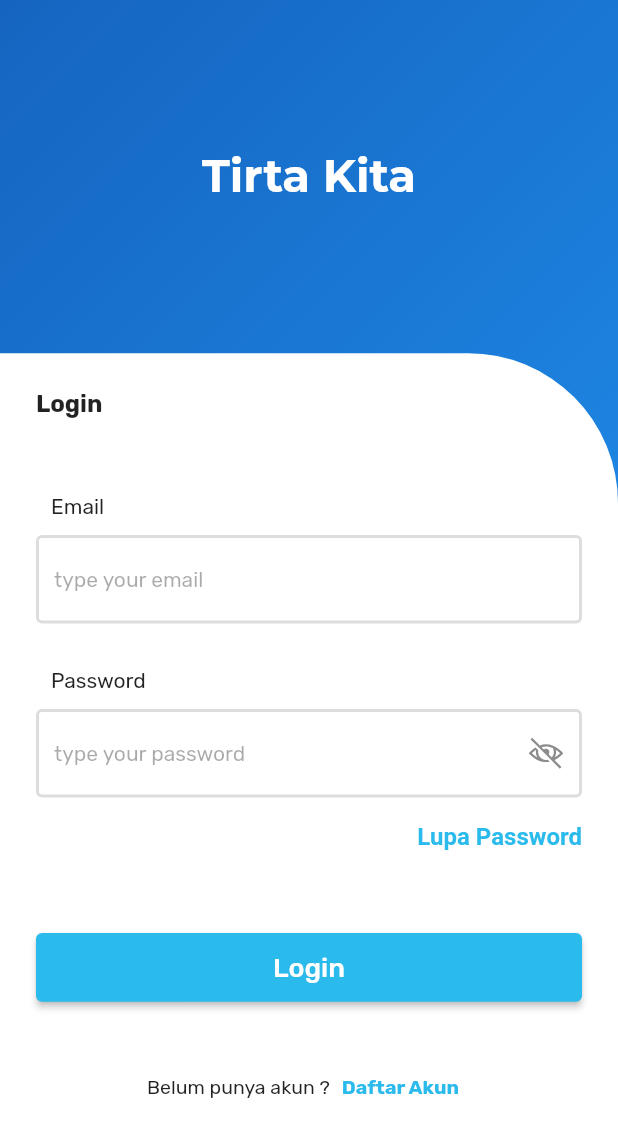
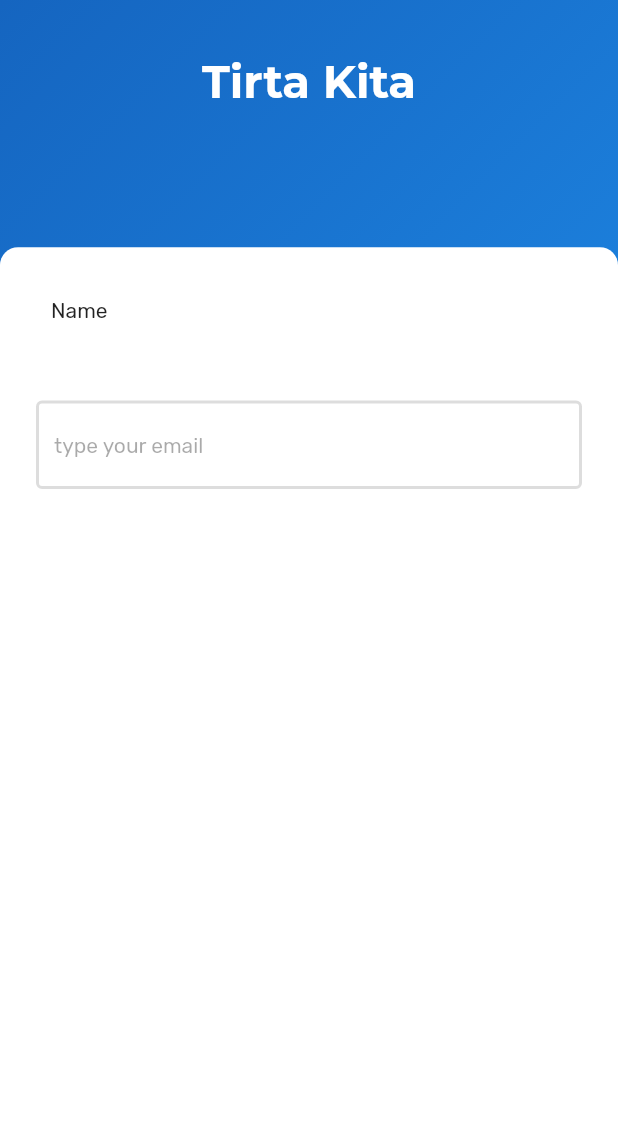
Before and after one commit to zanuar35/tirta_kita, a Flutter app: the screen it shows after launch, on a phone screen of 412 x 824 dp. Shown: the top 1137 px of the screen. Run offline on Flutter 3.47's test engine with Material 2 defaults, Android fonts, the phone set to English and light mode, and no system bars; our stand-ins replace google_fonts, line_icons.

Commit message:
add sign up screen

```diff
--- a/lib/main.dart
+++ b/lib/main.dart
@@ -1,5 +1,6 @@
 import 'package:flutter/material.dart';
 import 'package:tirta_kita/screen/login_screen/login_screen.dart';
+import 'package:tirta_kita/screen/sign_up/sign_up_screen.dart';
 
 void main() {
   runApp(MyApp());
@@ -13,7 +14,7 @@ class MyApp extends StatelessWidget {
       theme: ThemeData(
         primarySwatch: Colors.blue,
       ),
-      home: LoginScreen(),
+      home: SignUpScreen(),
     );
   }
 }
--- a/lib/screen/login_screen/login_screen.dart
+++ b/lib/screen/login_screen/login_screen.dart
@@ -1,6 +1,7 @@
 import 'package:flutter/material.dart';
 import 'package:google_fonts/google_fonts.dart';
 import 'package:line_icons/line_icons.dart';
+import 'package:tirta_kita/shared/widget/input_text.dart';
 import 'package:tirta_kita/shared/widget/label_text.dart';
 
 import 'widget/loginBtn.dart';
@@ -60,8 +61,8 @@ class _LoginScreenState extends State<LoginScreen> {
                   decoration: BoxDecoration(
                     color: Colors.white,
                     borderRadius: BorderRadius.only(
-                      topRight: Radius.circular(100),
-                    ),
+                        topRight: Radius.circular(12),
+                        topLeft: Radius.circular(12)),
                   ),
                   child: Padding(
                     padding: const EdgeInsets.all(24.0),
@@ -82,28 +83,8 @@ class _LoginScreenState extends State<LoginScreen> {
                         LabelText(
                           text: "Email",
                         ),
-                        TextField(
-                          decoration: InputDecoration(
-                            hintText: 'type your email',
-                            hintStyle: GoogleFonts.rubik(
-                              textStyle: TextStyle(
-                                fontSize: 14,
-                                fontWeight: FontWeight.w400,
-                                color: Color(0xff2A2A2A).withOpacity(0.40),
-                              ),
-                            ),
-                            enabledBorder: OutlineInputBorder(
-                              borderRadius: BorderRadius.circular(4),
-                              borderSide: BorderSide(
-                                  color: Color(0xfff8f8f8f).withOpacity(0.3),
-                                  width: 2),
-                            ),
-                            focusedBorder: OutlineInputBorder(
-                              borderRadius: BorderRadius.circular(4),
-                              borderSide:
-                                  BorderSide(color: Colors.blue, width: 2),
-                            ),
-                          ),
+                        InputText(
+                          hintText: 'type tour email',
                         ),
                         SizedBox(
                           height: 20,
--- /dev/null
+++ b/lib/screen/sign_up/sign_up_screen.dart
@@ -0,0 +1,90 @@
+import 'package:flutter/material.dart';
+import 'package:google_fonts/google_fonts.dart';
+import 'package:line_icons/line_icons.dart';
+import 'package:tirta_kita/screen/login_screen/widget/loginBtn.dart';
+import 'package:tirta_kita/shared/widget/input_text.dart';
+import 'package:tirta_kita/shared/widget/label_text.dart';
+
+class SignUpScreen extends StatefulWidget {
+  // const SignUpScreen({ Key? key }) : super(key: key);
+
+  @override
+  _SignUpScreenState createState() => _SignUpScreenState();
+}
+
+class _SignUpScreenState extends State<SignUpScreen> {
+  @override
+  Widget build(BuildContext context) {
+    return Scaffold(
+      body: SingleChildScrollView(
+        child: Container(
+          constraints: BoxConstraints(
+              maxHeight: MediaQuery.of(context).size.height,
+              maxWidth: MediaQuery.of(context).size.width),
+          decoration: BoxDecoration(
+            gradient: LinearGradient(
+                colors: [Colors.blue[800], Colors.blue[600]],
+                begin: Alignment.topLeft,
+                end: Alignment.centerRight),
+          ),
+          child: Column(
+            mainAxisAlignment: MainAxisAlignment.start,
+            crossAxisAlignment: CrossAxisAlignment.start,
+            children: [
+              Expanded(
+                flex: 2,
+                child: Padding(
+                  padding:
+                      const EdgeInsets.symmetric(vertical: 36, horizontal: 24),
+                  child: Column(
+                    mainAxisAlignment: MainAxisAlignment.start,
+                    crossAxisAlignment: CrossAxisAlignment.start,
+                    children: [
+                      Center(
+                        child: Text(
+                          "Tirta Kita",
+                          style: GoogleFonts.montserrat(
+                            textStyle: TextStyle(
+                                color: Colors.white,
+                                fontSize: 30,
+                                fontWeight: FontWeight.bold),
+                          ),
+                        ),
+                      ),
+                    ],
+                  ),
+                ),
+              ),
+              Expanded(
+                flex: 8,
+                child: Container(
+                  width: double.infinity,
+                  decoration: BoxDecoration(
+                    color: Colors.white,
+                    borderRadius: BorderRadius.only(
+                        topRight: Radius.circular(12),
+                        topLeft: Radius.circular(12)),
+                  ),
+                  child: Padding(
+                    padding: const EdgeInsets.all(24.0),
+                    child: Column(
+                      //mainAxisAlignment: MainAxisAlignment.start,
+                      crossAxisAlignment: CrossAxisAlignment.start,
+                      children: <Widget>[
+                        LabelText(text: 'Name'),
+                        SizedBox(
+                          height: MediaQuery.of(context).size.height * 0.05,
+                        ),
+                        InputText(hintText: 'type your email')
+                      ],
+                    ),
+                  ),
+                ),
+              )
+            ],
+          ),
+        ),
+      ),
+    );
+  }
+}
--- /dev/null
+++ b/lib/shared/widget/input_text.dart
@@ -0,0 +1,33 @@
+import 'package:flutter/material.dart';
+import 'package:google_fonts/google_fonts.dart';
+
+class InputText extends StatelessWidget {
+  final String hintText;
+
+  const InputText({Key key, @required this.hintText}) : super(key: key);
+
+  @override
+  Widget build(BuildContext context) {
+    return TextField(
+      decoration: InputDecoration(
+        hintText: hintText,
+        hintStyle: GoogleFonts.rubik(
+          textStyle: TextStyle(
+            fontSize: 14,
+            fontWeight: FontWeight.w400,
+            color: Color(0xff2A2A2A).withOpacity(0.40),
+          ),
+        ),
+        enabledBorder: OutlineInputBorder(
+          borderRadius: BorderRadius.circular(4),
+          borderSide:
+              BorderSide(color: Color(0xfff8f8f8f).withOpacity(0.3), width: 2),
+        ),
+        focusedBorder: OutlineInputBorder(
+          borderRadius: BorderRadius.circular(4),
+          borderSide: BorderSide(color: Colors.blue, width: 2),
+        ),
+      ),
+    );
+  }
+}
```
